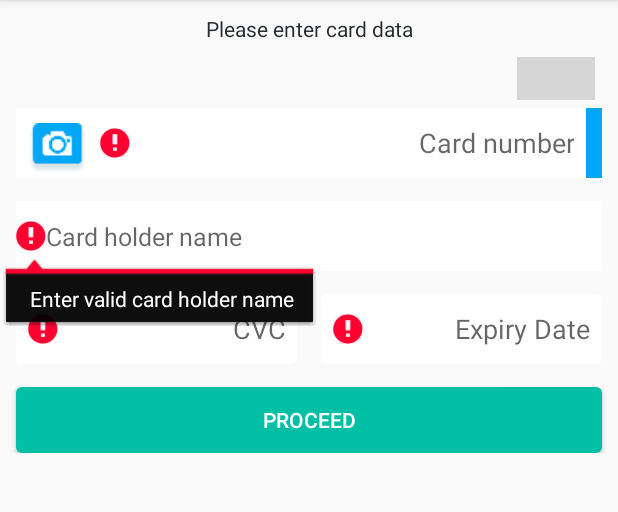
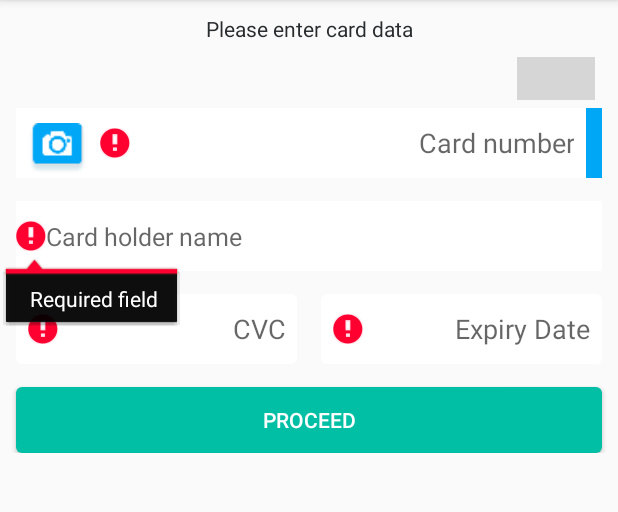
Before and after one commit to payskyCompany/UPG-PayButton-SDK-android, an Android app: the fragment ManualPaymentFragment shown on its own in the app's theme, after a tap on "PROCEED", on a phone screen of 412 x 824 dp, the part 84-596 px from its top. Run offline under Robolectric (Android 15) with nearby library versions, the phone set to English and light mode, and no system bars; our stand-ins replace sdp/ssp sizes; libraries missing offline, so code that uses them is left out: io.card.payment; Roboto replaces fonts that are not available here; 4 statements that could not run were skipped; grey boxes are pictures that could not be loaded.

Commit message:
- fix validations on layouts - upgrade version to 1.0.1

```diff
--- a/app/src/main/res/layout/activity_main.xml
+++ b/app/src/main/res/layout/activity_main.xml
@@ -119,7 +119,7 @@
                     android:layout_width="0dp"
                     android:layout_height="wrap_content"
                     android:layout_weight="7"
-                    android:inputType="numberSigned" />
+                    android:inputType="number" />
             </LinearLayout>
 
 
--- a/paybutton/src/main/java/io/paysky/ui/fragment/manualpayment/ManualPaymentFragment.java
+++ b/paybutton/src/main/java/io/paysky/ui/fragment/manualpayment/ManualPaymentFragment.java
@@ -156,23 +156,27 @@ public class ManualPaymentFragment extends BaseFragment implements ManualPayment
 
         if (cardNumberEditText.getText().toString().isEmpty()) {
             isValidInputs = false;
-            cardNumberEditText.setError(getString(R.string.invalid_card_number_length));
+            cardNumberEditText.setError(getString(R.string.required));
         }
-        if (!cardNumberEditText.getText().toString().isEmpty()
-                && !CardsValidation.luhnCheck(cardNumber)) {
+        if (!cardNumberEditText.getText().toString().isEmpty() && !CardsValidation.luhnCheck(cardNumber)) {
             isValidInputs = false;
             cardNumberEditText.setError(getString(R.string.invalid_card_number_length));
         }
 
         if (isEmpty(ownerName)) {
             isValidInputs = false;
-            cardOwnerNameEditText.setError(getString(R.string.enter_valid_owner));
+            cardOwnerNameEditText.setError(getString(R.string.required));
         }
 
-        if (isEmpty(expireDate) || expireDate.length() < 4) {
+        if (!isEmpty(expireDate) && expireDate.length() < 4) {
             isValidInputs = false;
             expireDateEditText.setError(getString(R.string.invalid_expire_date));
-        } else {
+        }
+        else if (isEmpty(expireDate)){
+            isValidInputs = false;
+            expireDateEditText.setError(getString(R.string.required));
+        }
+        else {
             // validate that expire date large than today.
             int enteredMonth = Integer.parseInt(expireDate.substring(0, 2));
             int enteredYear = Integer.parseInt(expireDate.substring(2));
@@ -195,7 +199,13 @@ public class ManualPaymentFragment extends BaseFragment implements ManualPayment
             }
         }
 
-        if (isEmpty(ccv) || ccv.length() < 3) {
+
+        if (isEmpty(ccv)) {
+            isValidInputs = false;
+            ccvEditText.setError(getString(R.string.required));
+        }
+
+        if (!isEmpty(ccv)  && ccv.length() < 3) {
             isValidInputs = false;
             ccvEditText.setError(getString(R.string.invalid_ccv));
         }
--- a/paybutton/src/main/java/io/paysky/ui/fragment/paymentsuccess/PaymentApprovedFragment.java
+++ b/paybutton/src/main/java/io/paysky/ui/fragment/paymentsuccess/PaymentApprovedFragment.java
@@ -142,8 +142,12 @@ public class PaymentApprovedFragment extends BaseFragment implements View.OnClic
 
     private void sendEmailButtonClick() {
         String email = getText(emailEditText);
-        if (!AppUtils.validEmail(email)) {
+        if (!email.isEmpty() && !AppUtils.validEmail(email)) {
             emailEditText.setError(getString(R.string.invalid_mail));
+            return;
+        }
+        if (email.isEmpty()) {
+            emailEditText.setError(getString(R.string.required));
             return;
         }
         int RECEIPT = 1;
--- a/paybutton/src/main/res/layout/fragment_card_manual_payment.xml
+++ b/paybutton/src/main/res/layout/fragment_card_manual_payment.xml
@@ -126,7 +126,7 @@
                     android:drawableEnd="@drawable/ic_card_colored"
                     android:hint="@string/cvc"
                     android:imeOptions="actionDone"
-                    android:inputType="numberSigned"
+                    android:inputType="number"
                     android:maxLength="3"
                     android:maxLines="1"
                     android:paddingEnd="8dp"
--- a/paybutton/src/main/res/values/strings.xml
+++ b/paybutton/src/main/res/values/strings.xml
@@ -44,6 +44,9 @@
     <string name="mobile_number">MeezaDigital ID / Mobile number</string>
     <string name="send_otp">Send</string>
     <string name="invalid_mobile_number">invalid mobile number.</string>
+
+    <string name="invalid_amount">invalid amount</string>
+
     <string name="enter_pin_code">Enter PIN</string>
     <string name="pin">PIN</string>
     <string name="sms_received_within">Sms should be received within</string>
@@ -69,4 +72,8 @@
     <string name="hello_blank_fragment">Hello blank fragment</string>
     <string name="allow_light_scan">Open camera flash light to scan quickly.</string>
     <string name="invalid_ccv_value">Invalid CVC</string>
+
+
+    <string name="required">Required field</string>
+
 </resources>
```
Also changed, not shown: app/src/main/java/com/example/amrel/paybuttonexample/MainActivity.java (+18 -3 lines), 1 other file.
